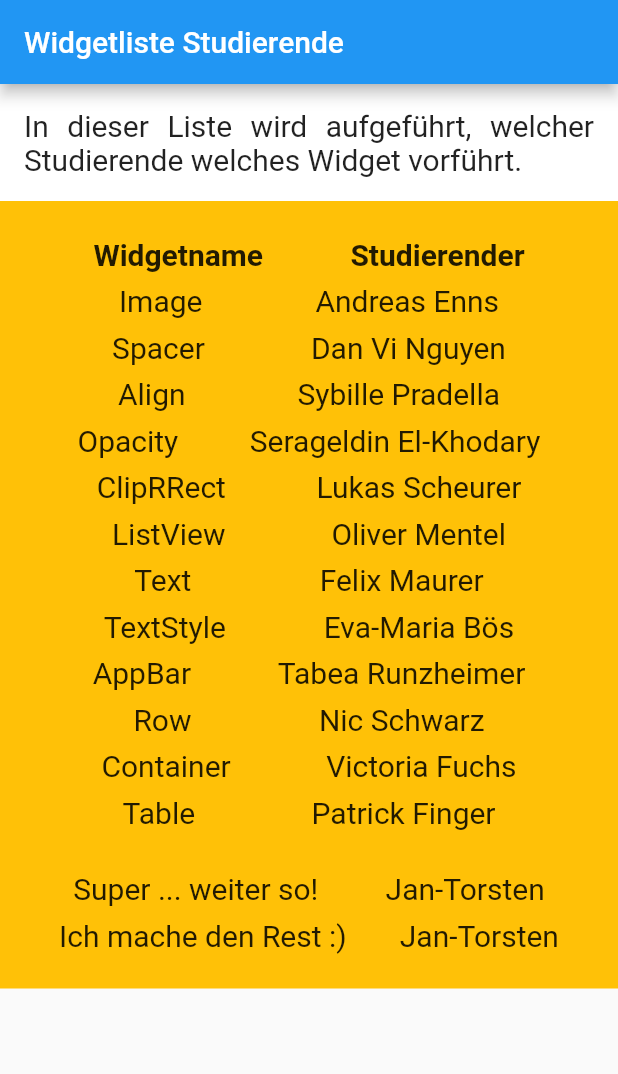
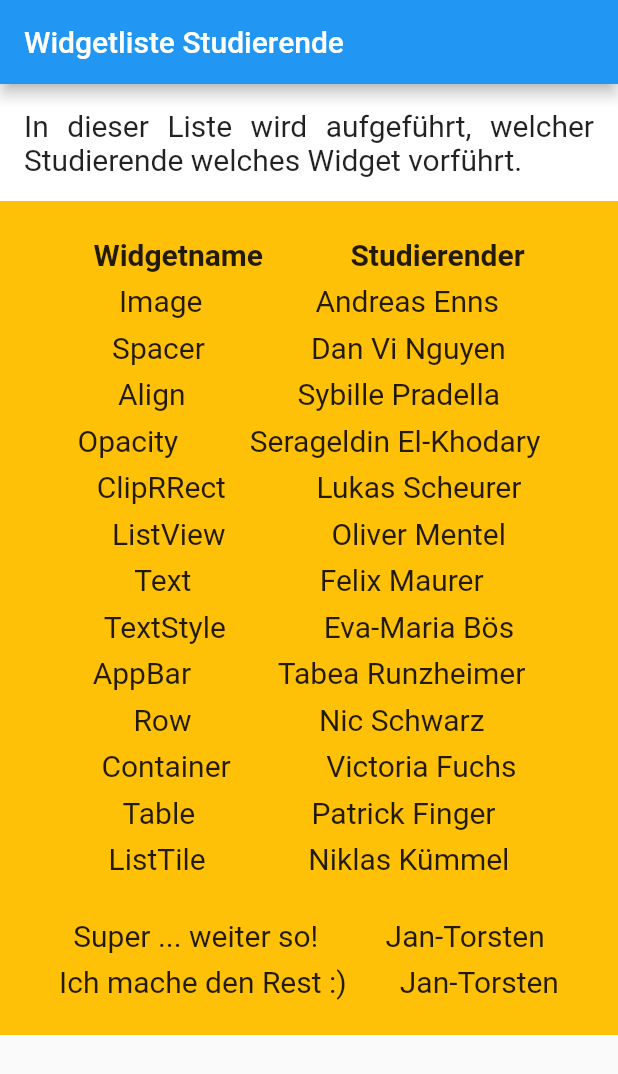
Before and after one commit to drmilde/uebung_1_widgetlist_app, a Flutter app: the screen it shows after launch, on a phone screen of 412 x 824 dp. Shown: the top 1074 px of the screen. Run offline on Flutter 3.47's test engine with Material 2 defaults, Android fonts, the phone set to English and light mode, and no system bars.

Commit message:
ListTile - Niklas Kümmel

```diff
--- a/lib/main.dart
+++ b/lib/main.dart
@@ -56,6 +56,7 @@ class _WidgetListeStudierendeScreenState
                   zeileMitWidgetUndStudierendem("Row", "Nic Schwarz"),
                   zeileMitWidgetUndStudierendem("Container", "Victoria Fuchs"),
                   zeileMitWidgetUndStudierendem("Table", "Patrick Finger"),
+                  zeileMitWidgetUndStudierendem("ListTile", "Niklas Kümmel"),
 
                   //
                   // TODO Hier Eure jeweilige Zeile einfügen !!!!!!
```
Also changed, not shown: 1 other file.
